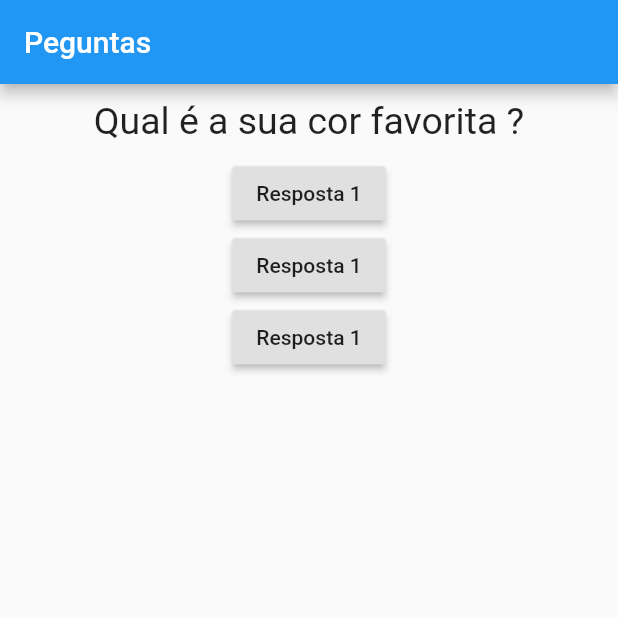
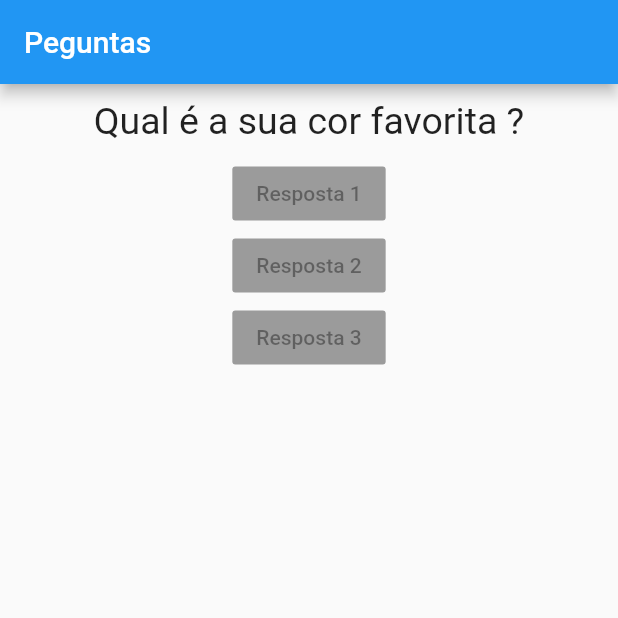
Before and after one commit to cxmarcelo/projeto_perguntas_flutter, a Flutter app: the screen it shows after launch, on a phone screen of 412 x 824 dp, the top half of it. Run offline on Flutter 3.47's test engine with Material 2 defaults, Android fonts, the phone set to English and light mode, and no system bars.

Commit message:
Desafio resposta

```diff
--- a/lib/main.dart
+++ b/lib/main.dart
@@ -1,7 +1,7 @@
 
 import 'package:flutter/material.dart';
 import './questao.dart';
-
+import './resposta.dart';
 
 main() => runApp(PerguntaApp());
 
@@ -32,18 +32,9 @@ class _PerguntaAppState extends State<PerguntaApp> {
         body: Column(
           children: <Widget>[
             Questao(perguntas[_perguntaSelecionada]),
-            RaisedButton(
-              child: Text("Resposta 1"),
-              onPressed: _responder,
-            ),
-            RaisedButton(
-              child: Text("Resposta 1"),
-              onPressed: _responder,
-            ),
-            RaisedButton(
-              child: Text("Resposta 1"),
-              onPressed: _responder,
-            )
+            Resposta("Resposta 1"),
+            Resposta("Resposta 2"),
+            Resposta("Resposta 3")
           ],
         ),
       ),
--- /dev/null
+++ b/lib/resposta.dart
@@ -0,0 +1,18 @@
+import 'package:flutter/material.dart';
+
+class Resposta extends StatelessWidget {
+
+  final String texto;
+
+  Resposta(this.texto);
+
+  @override
+  Widget build(BuildContext context) {
+    return Container(
+      child: RaisedButton(
+              child: Text(texto),
+              onPressed: null,
+            ),
+    );
+  }
+}
```
